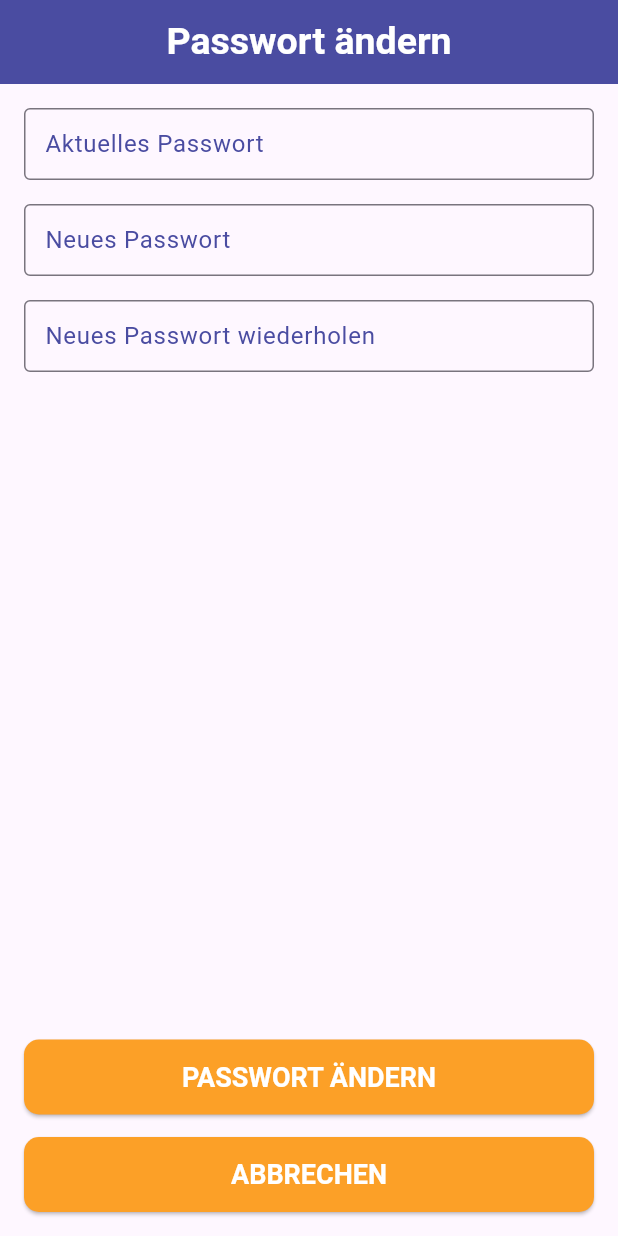
After one commit to school-data-hub/school-data-hub, a Flutter app: the UserChangePasswordPage screen opened directly, after a tap on "PASSWORT ÄNDERN", on a phone screen of 412 x 824 dp. The commit adds this screen. Run offline on Flutter 3.47's test engine with Material 3 defaults, Android fonts, the light colour scheme and no system bars; our stand-ins replace calendar_date_picker2, carousel_slider, connectivity_plus, dio, file_picker, flutter_cache_manager and 10 more; missing offline and left inert: crop_image, encrypt, flutter_settings_ui, mobile_scanner, pasteboard, widget_zoom and 1 more; accounts and stored records are empty; generated files the repository leaves out were written again.

Commit message:
implement change user password page, fixes

```diff
--- a/frontend/lib/common/services/locator.dart
+++ b/frontend/lib/common/services/locator.dart
@@ -233,7 +233,7 @@ Future unregisterDependentManagers() async {
   locator.unregister<SchooldayEventManager>();
   locator.unregister<SchooldayEventFilterManager>();
   locator.unregister<PupilManager>();
-
+  locator.unregister<SearchManager>();
   if (locator.isRegistered<MatrixPolicyManager>()) {
     locator.unregister<MatrixPolicyManager>();
     locator.unregister<MatrixPolicyFilterManager>();
--- a/frontend/lib/features/matrix/services/matrix_api_service.dart
+++ b/frontend/lib/features/matrix/services/matrix_api_service.dart
@@ -41,7 +41,7 @@ class MatrixApiService {
 
     final url = _matrixUrl;
     final token =
-        authType == MatrixAuthType.matrix ? _matrixToken : _matrixToken;
+        authType == MatrixAuthType.matrix ? _matrixToken : _corporalToken;
 
     _dioClient.setCustomDioClientOptions(
       baseUrl: url,
--- /dev/null
+++ b/frontend/lib/features/users/pages/user_change_password_page/user_change_password_page.dart
@@ -0,0 +1,140 @@
+import 'package:flutter/material.dart';
+import 'package:gap/gap.dart';
+import 'package:schuldaten_hub/common/constants/colors.dart';
+import 'package:schuldaten_hub/common/constants/enums.dart';
+import 'package:schuldaten_hub/common/constants/styles.dart';
+import 'package:schuldaten_hub/common/services/locator.dart';
+import 'package:schuldaten_hub/common/services/notification_manager.dart';
+import 'package:schuldaten_hub/features/users/services/user_manager.dart';
+
+class UserChangePasswordPage extends StatefulWidget {
+  const UserChangePasswordPage({super.key});
+
+  @override
+  UserChangePasswordPageState createState() => UserChangePasswordPageState();
+}
+
+class UserChangePasswordPageState extends State<UserChangePasswordPage> {
+  final TextEditingController _currentPasswordController =
+      TextEditingController();
+  final TextEditingController _newPasswordController = TextEditingController();
+  final TextEditingController _confirmPasswordController =
+      TextEditingController();
+
+  @override
+  Widget build(BuildContext context) {
+    return Scaffold(
+      appBar: AppBar(
+        automaticallyImplyLeading: false,
+        backgroundColor: backgroundColor,
+        title: const Center(
+          child: Text(
+            'Passwort ändern',
+            style: appBarTextStyle,
+          ),
+        ),
+      ),
+      body: Center(
+        child: Padding(
+          padding: const EdgeInsets.all(16.0),
+          child: ConstrainedBox(
+            constraints: const BoxConstraints(maxWidth: 800),
+            child: Column(
+              children: [
+                TextField(
+                  style: const TextStyle(
+                      color: Colors.black, fontWeight: FontWeight.bold),
+                  controller: _currentPasswordController,
+                  obscureText: true,
+                  decoration: const InputDecoration(
+                    contentPadding: EdgeInsets.all(10),
+                    border: OutlineInputBorder(
+                      borderSide: BorderSide(color: backgroundColor, width: 2),
+                    ),
+                    focusedBorder: OutlineInputBorder(
+                      borderSide: BorderSide(color: backgroundColor, width: 2),
+                    ),
+                    labelStyle: TextStyle(color: backgroundColor),
+                    labelText: 'Aktuelles Passwort',
+                  ),
+                ),
+                const SizedBox(height: 16.0),
+                TextField(
+                  style: const TextStyle(
+                      color: Colors.black, fontWeight: FontWeight.bold),
+                  controller: _newPasswordController,
+                  obscureText: true,
+                  decoration: const InputDecoration(
+                    contentPadding: EdgeInsets.all(10),
+                    border: OutlineInputBorder(
+                      borderSide: BorderSide(color: backgroundColor, width: 2),
+                    ),
+                    focusedBorder: OutlineInputBorder(
+                      borderSide: BorderSide(color: backgroundColor, width: 2),
+                    ),
+                    labelStyle: TextStyle(color: backgroundColor),
+                    labelText: 'Neues Passwort',
+                  ),
+                ),
+                const SizedBox(height: 16.0),
+                TextField(
+                  style: const TextStyle(
+                      color: Colors.black, fontWeight: FontWeight.bold),
+                  controller: _confirmPasswordController,
+                  obscureText: true,
+                  decoration: const InputDecoration(
+                    contentPadding: EdgeInsets.all(10),
+                    border: OutlineInputBorder(
+                      borderSide: BorderSide(color: backgroundColor, width: 2),
+                    ),
+                    focusedBorder: OutlineInputBorder(
+                      borderSide: BorderSide(color: backgroundColor, width: 2),
+                    ),
+                    labelStyle: TextStyle(color: backgroundColor),
+                    labelText: 'Neues Passwort wiederholen',
+                  ),
+                ),
+                const Spacer(),
+                ElevatedButton(
+                  style: actionButtonStyle,
+                  onPressed: () {
+                    if (_currentPasswordController.text.isEmpty ||
+                        _newPasswordController.text.isEmpty ||
+                        _confirmPasswordController.text.isEmpty) {
+                      locator<NotificationManager>().showSnackBar(
+                          NotificationType.warning,
+                          'Bitte füllen Sie alle Felder aus!');
+                      return;
+                    }
+                    if (_newPasswordController.text !=
+                        _confirmPasswordController.text) {
+                      locator<NotificationManager>().showSnackBar(
+                          NotificationType.warning,
+                          'Die Passwörter stimmen nicht überein!');
+                      return;
+                    }
+                    locator<UserManager>().changePassword(
+                      _currentPasswordController.text,
+                      _newPasswordController.text,
+                    );
+
+                    Navigator.pop(context);
+                  },
+                  child: const Text('PASSWORT ÄNDERN', style: buttonTextStyle),
+                ),
+                const Gap(15),
+                ElevatedButton(
+                  style: actionButtonStyle,
+                  onPressed: () {
+                    Navigator.pop(context);
+                  },
+                  child: const Text('ABBRECHEN', style: buttonTextStyle),
+                ),
+              ],
+            ),
+          ),
+        ),
+      ),
+    );
+  }
+}
--- a/frontend/lib/features/workbooks/services/workbook_manager.dart
+++ b/frontend/lib/features/workbooks/services/workbook_manager.dart
@@ -113,7 +113,9 @@ class WorkbookManager {
     notificationManager.showSnackBar(
         NotificationType.success, 'Arbeitsheft erfolgreich gelöscht');
 
-    //- TODO: delete all pupilWorkbooks with this isbn
+    //- TODO: delete all pupilWorkbooks with this isbn in memory
+    //- instead of fetching all pupils again
+    locator<PupilManager>().fetchAllPupils();
     return;
   }
 
```
Also changed, not shown: frontend/lib/common/services/session_manager.dart (+21 -0 lines), frontend/lib/features/main_menu_pages/settings_page.dart (+13 -0 lines), frontend/lib/features/users/services/user_api_service.dart (+33 -3 lines), frontend/lib/features/users/services/user_manager.dart (+9 -0 lines).
